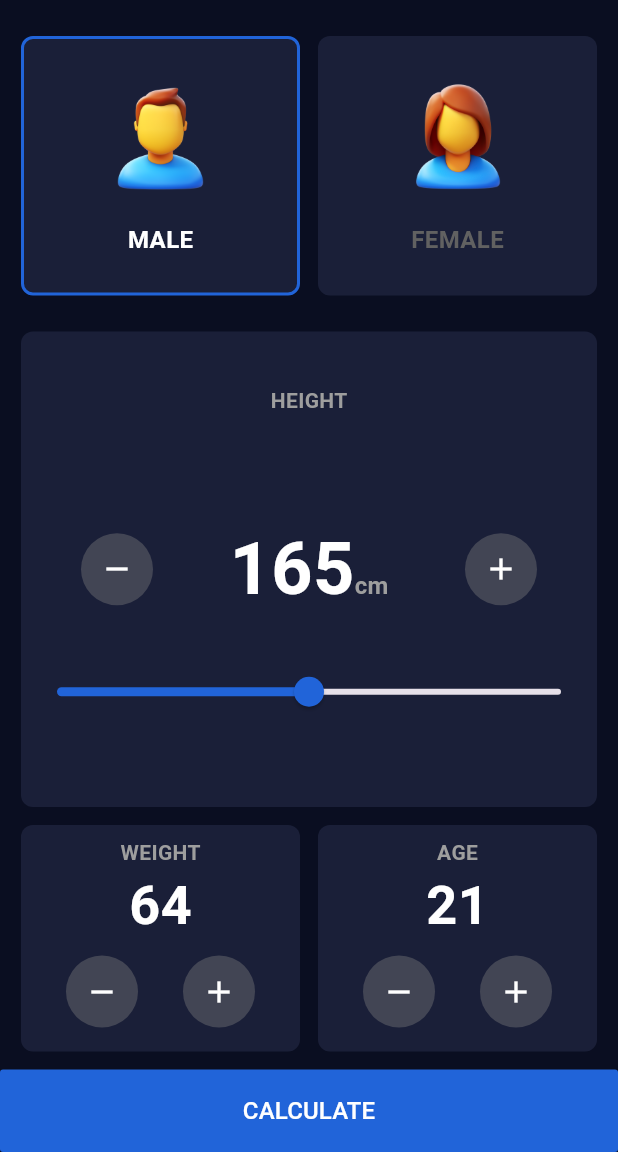
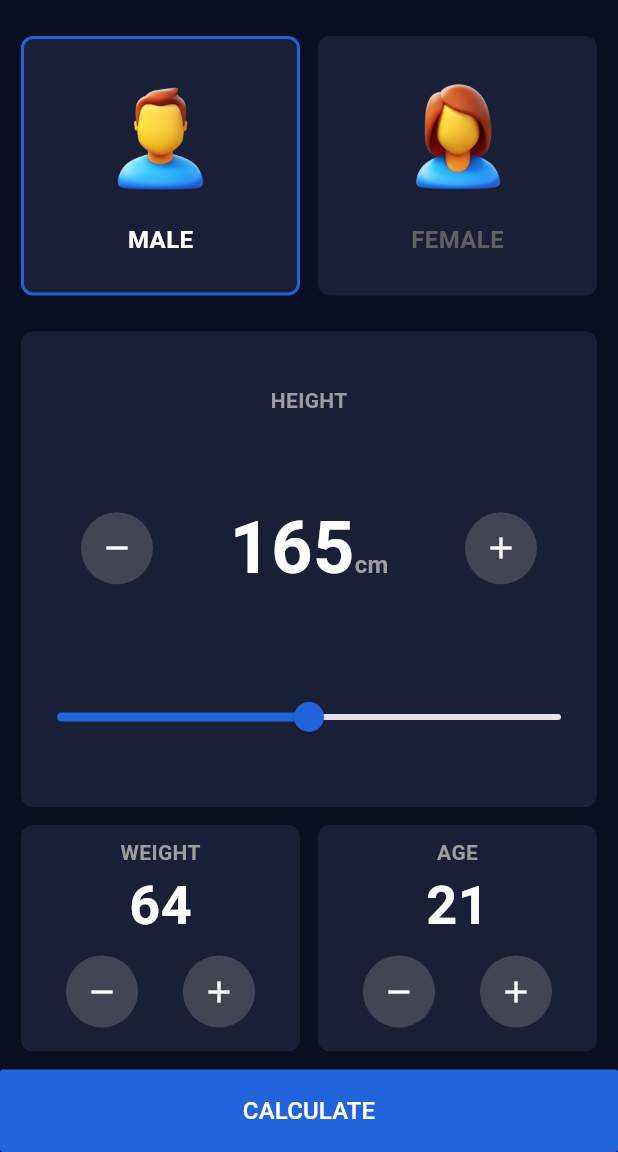
Before and after one commit to ojpro/bmi-calculator-app, a Flutter app: the screen it shows after launch, on a phone screen of 412 x 824 dp, the part 84-1236 px from its top. Run offline on Flutter 3.47's test engine with Material 3 defaults, Android fonts, the phone set to English and light mode, and no system bars.

Commit message:
ref(home): minor UI edits

```diff
--- a/lib/modules/home.dart
+++ b/lib/modules/home.dart
@@ -89,13 +89,11 @@ class _HomeScreenState extends State<HomeScreen> {
                   mainAxisAlignment: MainAxisAlignment.center,
                   crossAxisAlignment: CrossAxisAlignment.center,
                   children: [
-                    Expanded(
-                      child: defaultText(
+                    defaultText(
                       text: 'HEIGHT',
                       fontSize: 14,
                       color: Colors.grey,
                       fontWeight: FontWeight.bold,
-                      ),
                     ),
                     Expanded(
                       child: Padding(
@@ -147,8 +145,7 @@ class _HomeScreenState extends State<HomeScreen> {
                         ),
                       ),
                     ),
-                    Expanded(
-                      child: Slider(
+                    Slider(
                       min: 80.0,
                       max: 250.0,
                       value: UserInfo.height,
@@ -158,7 +155,6 @@ class _HomeScreenState extends State<HomeScreen> {
                           UserInfo.height = value;
                         });
                       },
-                      ),
                     ),
                   ],
                 ),
```
Lines whose indentation alone changed are shown as unchanged.
